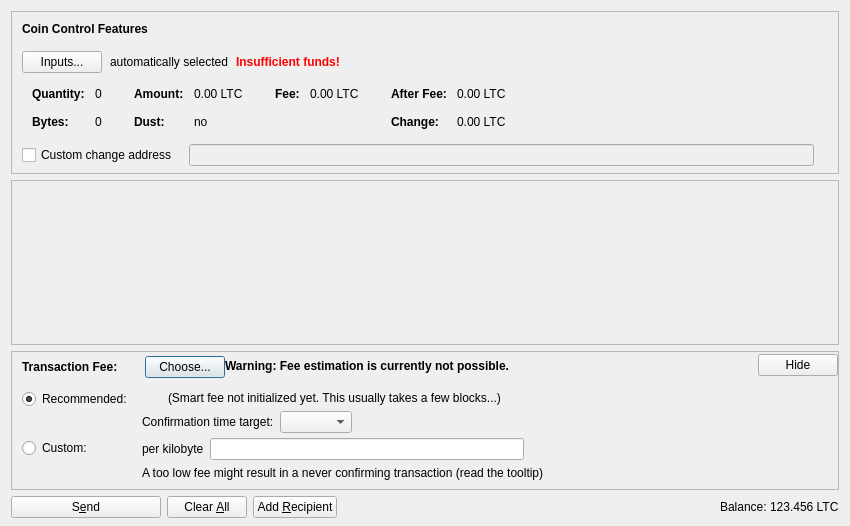
Old version of the form src/qt/forms/sendcoinsdialog.ui in the repository Arkandy/tommycoin.
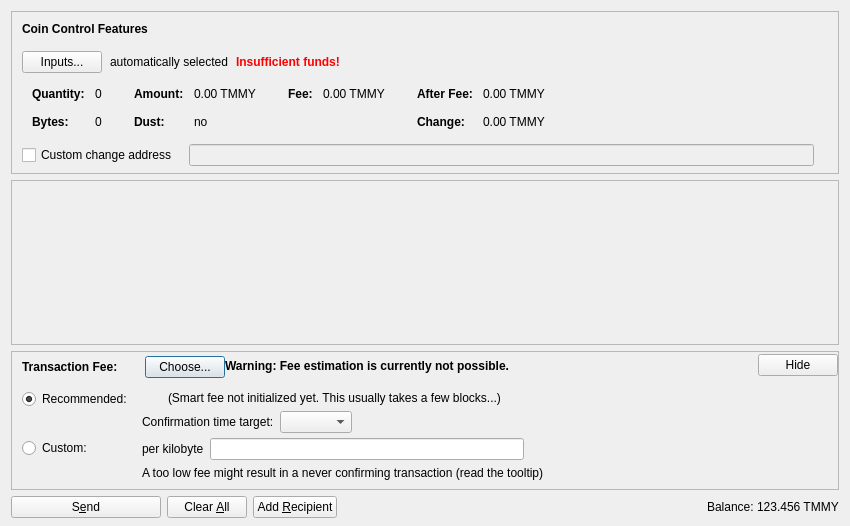
New version of the form. Icons and pictures are not drawn. Custom widgets are drawn as their Qt base class.

```diff
--- a/src/qt/forms/sendcoinsdialog.ui
+++ b/src/qt/forms/sendcoinsdialog.ui
@@ -324,7 +324,7 @@
                   <enum>Qt::ActionsContextMenu</enum>
                  </property>
                  <property name="text">
-                  <string notr="true">0.00 LTC</string>
+                  <string notr="true">0.00 TMMY</string>
                  </property>
                  <property name="textInteractionFlags">
                   <set>Qt::LinksAccessibleByMouse|Qt::TextSelectableByKeyboard|Qt::TextSelectableByMouse</set>
@@ -404,7 +404,7 @@
                   <enum>Qt::ActionsContextMenu</enum>
                  </property>
                  <property name="text">
-                  <string notr="true">0.00 LTC</string>
+                  <string notr="true">0.00 TMMY</string>
                  </property>
                  <property name="textInteractionFlags">
                   <set>Qt::LinksAccessibleByMouse|Qt::TextSelectableByKeyboard|Qt::TextSelectableByMouse</set>
@@ -455,7 +455,7 @@
                   <enum>Qt::ActionsContextMenu</enum>
                  </property>
                  <property name="text">
-                  <string notr="true">0.00 LTC</string>
+                  <string notr="true">0.00 TMMY</string>
                  </property>
                  <property name="textInteractionFlags">
                   <set>Qt::LinksAccessibleByMouse|Qt::TextSelectableByKeyboard|Qt::TextSelectableByMouse</set>
@@ -484,7 +484,7 @@
                   <enum>Qt::ActionsContextMenu</enum>
                  </property>
                  <property name="text">
-                  <string notr="true">0.00 LTC</string>
+                  <string notr="true">0.00 TMMY</string>
                  </property>
                  <property name="textInteractionFlags">
                   <set>Qt::LinksAccessibleByMouse|Qt::TextSelectableByKeyboard|Qt::TextSelectableByMouse</set>
@@ -1204,7 +1204,7 @@
           <cursorShape>IBeamCursor</cursorShape>
          </property>
          <property name="text">
-          <string notr="true">123.456 LTC</string>
+          <string notr="true">123.456 TMMY</string>
          </property>
          <property name="textInteractionFlags">
           <set>Qt::LinksAccessibleByMouse|Qt::TextSelectableByKeyboard|Qt::TextSelectableByMouse</set>
```
Left out of the diff: 2 changed lines with no effect on the pictures.
